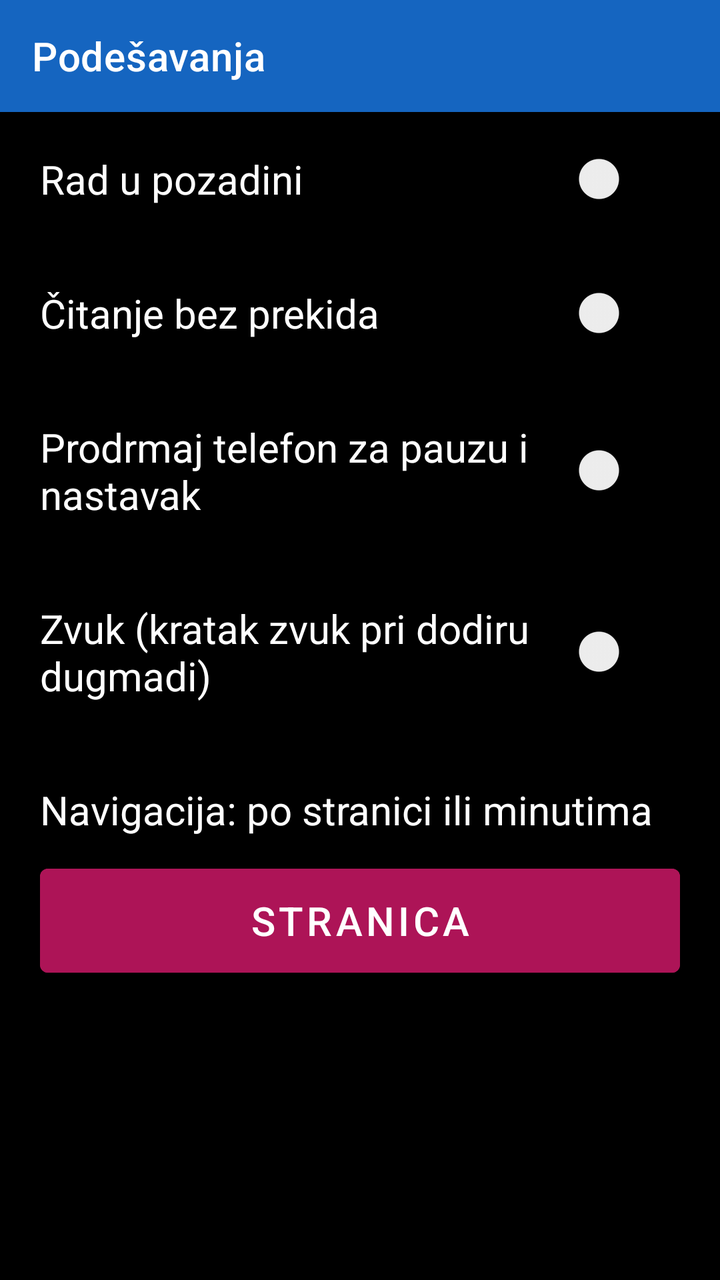
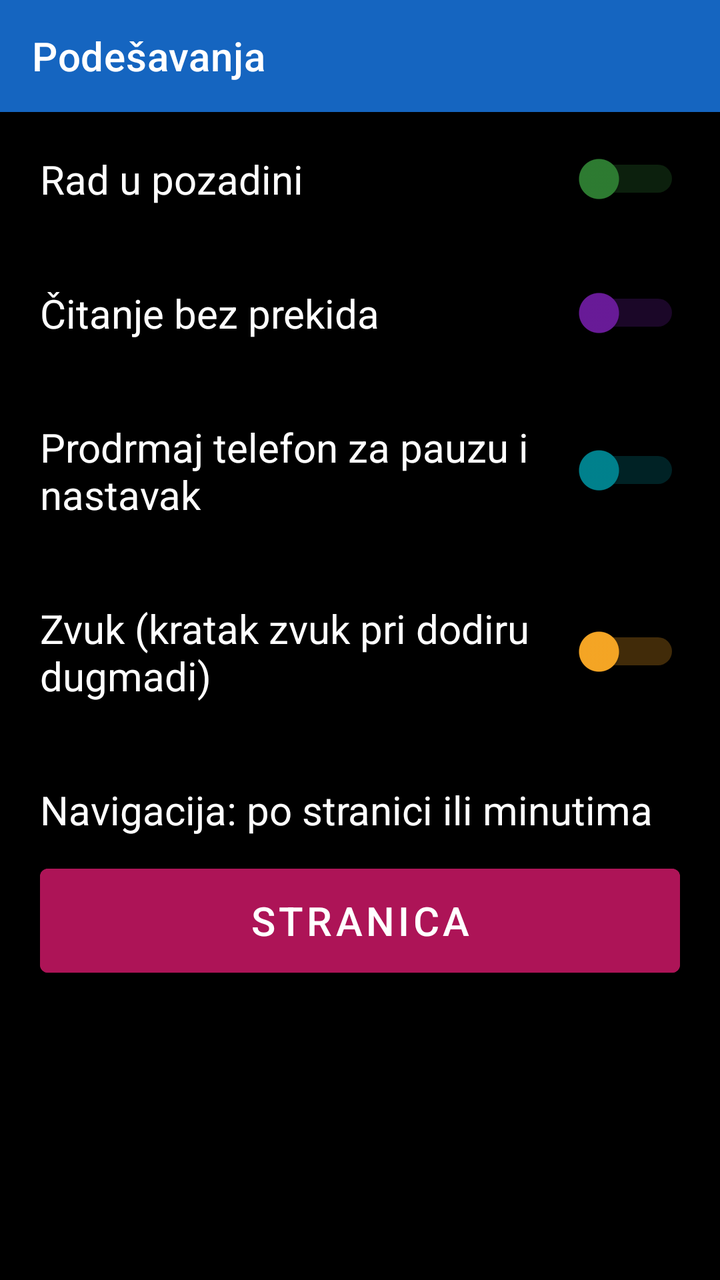

The first picture is an Android layout as it rendered before a commit; the second is the same layout after the commit. The layout source and the unified diff follow.
<!-- AndroidManifest.xml: application theme Theme.RecPoRec -->
<!-- res/layout/activity_settings.xml -->
<?xml version="1.0" encoding="utf-8"?>
<LinearLayout xmlns:android="http://schemas.android.com/apk/res/android"
    xmlns:app="http://schemas.android.com/apk/res-auto"
    android:layout_width="match_parent"
    android:layout_height="match_parent"
    android:orientation="vertical"
    android:fitsSystemWindows="true"
    android:background="@color/background">

    <androidx.appcompat.widget.Toolbar
        android:id="@+id/toolbar"
        android:layout_width="match_parent"
        android:layout_height="?attr/actionBarSize"
        android:background="@color/btn_voice"
        android:titleTextColor="@color/text_primary"
        app:title="@string/menu_settings" />

    <LinearLayout
        android:layout_width="match_parent"
        android:layout_height="wrap_content"
        android:orientation="horizontal"
        android:gravity="center_vertical"
        android:padding="20dp">

        <TextView
            android:layout_width="0dp"
            android:layout_height="wrap_content"
            android:layout_weight="1"
            android:textSize="20sp"
            android:textColor="@color/text_primary"
            android:text="@string/setting_background" />

        <Switch
            android:id="@+id/switchBackground"
            android:layout_width="wrap_content"
            android:layout_height="wrap_content"
            android:contentDescription="@string/setting_background" />
    </LinearLayout>

    <LinearLayout
        android:layout_width="match_parent"
        android:layout_height="wrap_content"
        android:orientation="horizontal"
        android:gravity="center_vertical"
        android:padding="20dp">

        <TextView
            android:layout_width="0dp"
            android:layout_height="wrap_content"
            android:layout_weight="1"
            android:textSize="20sp"
            android:textColor="@color/text_primary"
            android:text="@string/setting_uninterrupted" />

        <Switch
            android:id="@+id/switchUninterrupted"
            android:layout_width="wrap_content"
            android:layout_height="wrap_content"
            android:contentDescription="@string/setting_uninterrupted" />
    </LinearLayout>

    <LinearLayout
        android:layout_width="match_parent"
        android:layout_height="wrap_content"
        android:orientation="horizontal"
        android:gravity="center_vertical"
        android:padding="20dp">

        <TextView
            android:layout_width="0dp"
            android:layout_height="wrap_content"
            android:layout_weight="1"
            android:textSize="20sp"
            android:textColor="@color/text_primary"
            android:text="@string/setting_shake" />

        <Switch
            android:id="@+id/switchShake"
            android:layout_width="wrap_content"
            android:layout_height="wrap_content"
            android:contentDescription="@string/setting_shake" />
    </LinearLayout>

    <LinearLayout
        android:layout_width="match_parent"
        android:layout_height="wrap_content"
        android:orientation="horizontal"
        android:gravity="center_vertical"
        android:padding="20dp">

        <TextView
            android:layout_width="0dp"
            android:layout_height="wrap_content"
            android:layout_weight="1"
            android:textSize="20sp"
            android:textColor="@color/text_primary"
            android:text="Zvuk (kratak zvuk pri dodiru dugmadi)" />

        <Switch
            android:id="@+id/switchSound"
            android:layout_width="wrap_content"
            android:layout_height="wrap_content"
            android:contentDescription="Zvuk pri dodiru dugmadi" />
    </LinearLayout>

    <LinearLayout
        android:layout_width="match_parent"
        android:layout_height="wrap_content"
        android:orientation="vertical"
        android:padding="20dp">

        <TextView
            android:layout_width="match_parent"
            android:layout_height="wrap_content"
            android:textSize="20sp"
            android:textColor="@color/text_primary"
            android:text="Navigacija: po stranici ili minutima" />

        <Button
            android:id="@+id/btnNavigationMode"
            android:layout_width="match_parent"
            android:layout_height="64dp"
            android:layout_marginTop="10dp"
            android:textSize="20sp"
            android:backgroundTint="@color/btn_page_nav"
            android:textColor="@color/button_text"
            android:text="Stranica" />
    </LinearLayout>

</LinearLayout>
<!-- resources referenced by this layout -->
<resources>
  <color name="background">#000000</color>
  <color name="btn_page_nav">#AD1457</color>
  <color name="btn_voice">#1565C0</color>
  <color name="button_text">#FFFFFF</color>
  <color name="text_primary">#FFFFFF</color>
  <string name="menu_settings">Podešavanja</string>
  <string name="setting_background">Rad u pozadini</string>
  <string name="setting_shake">Prodrmaj telefon za pauzu i nastavak</string>
  <string name="setting_uninterrupted">Čitanje bez prekida</string>
  <style name="Theme.RecPoRec" parent="Theme.MaterialComponents.DayNight.NoActionBar">
          <item name="android:windowBackground">@color/background</item>
          <item name="android:textColorPrimary">@color/text_primary</item>
          <item name="colorPrimary">@color/btn_voice</item>
          <item name="colorOnPrimary">@color/button_text</item>
      </style>
</resources>

<!-- the commit's change to res/layout/activity_settings.xml (unified diff, before → after) -->
@@ -34,6 +34,8 @@
             android:id="@+id/switchBackground"
             android:layout_width="wrap_content"
             android:layout_height="wrap_content"
+            android:thumbTint="@color/btn_chapter"
+            android:trackTint="@color/btn_chapter"
             android:contentDescription="@string/setting_background" />
     </LinearLayout>
 
@@ -56,6 +58,8 @@
             android:id="@+id/switchUninterrupted"
             android:layout_width="wrap_content"
             android:layout_height="wrap_content"
+            android:thumbTint="@color/btn_timer"
+            android:trackTint="@color/btn_timer"
             android:contentDescription="@string/setting_uninterrupted" />
     </LinearLayout>
 
@@ -78,6 +82,8 @@
             android:id="@+id/switchShake"
             android:layout_width="wrap_content"
             android:layout_height="wrap_content"
+            android:thumbTint="@color/btn_speed"
+            android:trackTint="@color/btn_speed"
             android:contentDescription="@string/setting_shake" />
     </LinearLayout>
 
@@ -100,6 +106,8 @@
             android:id="@+id/switchSound"
             android:layout_width="wrap_content"
             android:layout_height="wrap_content"
+            android:thumbTint="@color/btn_volume"
+            android:trackTint="@color/btn_volume"
             android:contentDescription="Zvuk pri dodiru dugmadi" />
     </LinearLayout>
 
<!-- resource entries referenced after the edit -->
@@ -1,8 +1,12 @@
 <!-- resources referenced by this layout -->
 <resources>
   <color name="background">#000000</color>
+  <color name="btn_chapter">#2E7D32</color>
   <color name="btn_page_nav">#AD1457</color>
+  <color name="btn_speed">#00838F</color>
+  <color name="btn_timer">#6A1B9A</color>
   <color name="btn_voice">#1565C0</color>
+  <color name="btn_volume">#F9A825</color>
   <color name="button_text">#FFFFFF</color>
   <color name="text_primary">#FFFFFF</color>
   <string name="menu_settings">Podešavanja</string>
